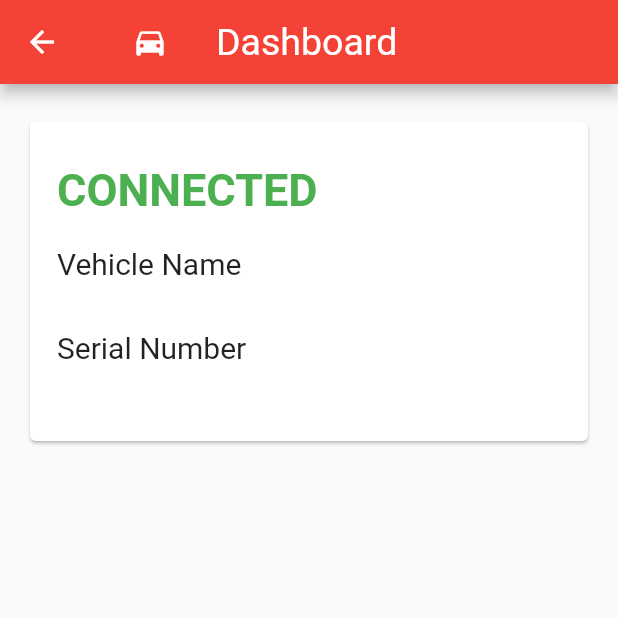
After one commit to andreaderuvo/datadrive-app, a Flutter app: the OBDPage screen opened directly, after a tap on "CONNECT", on a phone screen of 412 x 824 dp, the top half of it. The commit adds this screen. Run offline on Flutter 3.47's test engine with Material 2 defaults, Android fonts, the phone set to English and light mode, and no system bars; our stand-ins replace connectivity, dio, shared_preferences; missing offline and left inert: ansicolor, flutter_mdns_plugin; accounts and stored records are empty.

Commit message:
first commit

```diff
--- /dev/null
+++ b/lib/obd_rest_service.dart
@@ -0,0 +1,37 @@
+import 'dart:async';
+import 'dart:io';
+
+import 'package:dio/dio.dart';
+import 'package:obd/utils/rest_utils.dart';
+import 'package:shared_preferences/shared_preferences.dart';
+
+class OBDRestService {
+  static OBDRestService _instance;
+
+  factory OBDRestService(context) => _instance ?? OBDRestService.internal();
+
+  OBDRestService.internal();
+
+  static const BASE_URL = "http://192.168.1.1/";
+
+  static const URL_CONFIGURATION = "api/configuration";
+
+  Future<dynamic> configuration(String hostname, String publicKey) async {
+
+    String baseUrl = 'http://$hostname/';
+    Dio dio = await RestUtils.dioClient(withResponseInterceptor: false);
+    try {
+      dio.options.baseUrl = baseUrl;
+      dio.options.contentType =
+          ContentType.parse("application/json").toString();
+      dio.options.responseType = ResponseType.json;
+      Response response =
+          await dio.post(URL_CONFIGURATION, data: {"publicKey": publicKey});
+      dynamic data = response.data;
+      return data;
+    } on DioError catch (e) {
+      print(e);
+      return null;
+    }
+  }
+}
--- a/lib/pages/blank_page.dart
+++ b/lib/pages/blank_page.dart
@@ -25,7 +25,7 @@ class _BlankPageState extends State<BlankPage> {
           title: Text(
             widget.title,
             textAlign: TextAlign.start,
-            style: TextStyle(color: Colors.black, fontSize: 25),
+            style: TextStyle(color: Colors.white, fontSize: 25),
           ),
         ),
       ),
--- /dev/null
+++ b/lib/pages/obd_page.dart
@@ -0,0 +1,233 @@
+import 'dart:async';
+
+import 'package:flutter/material.dart';
+import 'package:flutter_mdns_plugin/flutter_mdns_plugin.dart';
+import 'package:obd/commons_widgets.dart';
+import 'package:obd/obd_rest_service.dart';
+import 'package:shared_preferences/shared_preferences.dart';
+
+class OBDPage extends StatefulWidget {
+  OBDPage({Key key, this.title, this.icon}) : super(key: key);
+  final String title;
+  final Icon icon;
+
+  @override
+  _OBDPageState createState() => _OBDPageState();
+}
+
+class _OBDPageState extends State<OBDPage> {
+  FlutterMdnsPlugin _mdnsPlugin;
+  List<String> messageLog = <String>[];
+  DiscoveryCallbacks discoveryCallbacks;
+
+  bool _connected = false;
+
+  TextEditingController _vehicleController = new TextEditingController();
+  TextEditingController _serialController = new TextEditingController();
+
+  @override
+  void initState() {
+    super.initState();
+    testMDNS();
+  }
+
+  Future<void> testMDNS() async {
+    discoveryCallbacks = new DiscoveryCallbacks(
+      onDiscovered: (ServiceInfo info) {
+//        print("Discovered ${info.toString()}");
+      },
+      onDiscoveryStarted: () {
+//        print("Discovery started");
+      },
+      onDiscoveryStopped: () {
+//        print("Discovery stopped");
+      },
+      onResolved: (ServiceInfo info) {
+        if (info.name == 'datadrive') {
+          _mdnsPlugin.stopDiscovery();
+          testOBD(info.hostName);
+        }
+        setState(() {
+//          messageLog.insert(0, "DISCOVERY: Resolved ${info.toString()}");
+        });
+      },
+    );
+    startMdnsDiscovery("_http._tcp");
+  }
+
+  Future<void> testOBD(String hostName) async {
+    final SharedPreferences prefs = await SharedPreferences.getInstance();
+    String publicKey = prefs.getString('publicKey');
+    OBDRestService.internal().configuration(hostName, publicKey);
+  }
+
+  startMdnsDiscovery(String serviceType) {
+    _mdnsPlugin = new FlutterMdnsPlugin(discoveryCallbacks: discoveryCallbacks);
+    // cannot directly start discovery, have to wait for ios to be ready first...
+    Timer(Duration(seconds: 3), () => _mdnsPlugin.startDiscovery(serviceType));
+  }
+
+  void reassemble() {
+    super.reassemble();
+    if (null != _mdnsPlugin) {
+      _mdnsPlugin.restartDiscovery();
+    }
+  }
+
+  @override
+  Widget build(BuildContext context) {
+    return Scaffold(
+      resizeToAvoidBottomPadding: true,
+      appBar: AppBar(
+        title: ListTile(
+          leading: this.widget.icon,
+          title: Text(
+            widget.title,
+            textAlign: TextAlign.start,
+            style: TextStyle(fontSize: 25, color: Colors.white),
+          ),
+        ),
+      ),
+//      floatingActionButton: FloatingActionButton(
+//        elevation: 0.0,
+//        child: new Icon(Icons.refresh),
+//      ),
+      body: SingleChildScrollView(
+        child: Center(
+          child: Column(
+            mainAxisSize: MainAxisSize.max,
+            mainAxisAlignment: MainAxisAlignment.center,
+            crossAxisAlignment: CrossAxisAlignment.center,
+            children: <Widget>[
+              Padding(
+                padding: const EdgeInsets.symmetric(
+                    horizontal: 10.0, vertical: 20.0),
+                child: Column(
+                  children: <Widget>[
+                    Center(
+                      child: _connected ? _connectedCard() : _setupCard(),
+                    )
+                  ],
+                ),
+              ),
+            ],
+          ),
+        ),
+      ),
+    );
+  }
+
+  Widget _setupCard() {
+    return SizedBox(
+      width: double.infinity,
+      child: Card(
+        margin: EdgeInsets.symmetric(horizontal: 10, vertical: 5),
+        child: Padding(
+          padding: const EdgeInsets.symmetric(horizontal: 10.0, vertical: 20.0),
+          child: Column(
+            mainAxisSize: MainAxisSize.max,
+            mainAxisAlignment: MainAxisAlignment.start,
+            crossAxisAlignment: CrossAxisAlignment.center,
+            children: <Widget>[
+              Padding(
+                padding: const EdgeInsets.all(8.0),
+                child: Column(
+                  children: <Widget>[
+                    TextField(
+                      controller: _vehicleController,
+                      style: TextStyle(fontSize: 20.0),
+                      enabled: true,
+                      decoration: InputDecoration(
+                          prefixIcon: Icon(Icons.directions_car),
+                          contentPadding:
+                              EdgeInsets.fromLTRB(20.0, 15.0, 20.0, 15.0),
+                          hintText: "Vehicle Name",
+                          border: OutlineInputBorder(
+                              borderRadius: BorderRadius.circular(0.0))),
+                    ),
+                    SizedBox(height: 20),
+                    TextField(
+                      controller: _serialController,
+                      enabled: true,
+                      style: TextStyle(fontSize: 20.0),
+                      decoration: InputDecoration(
+                          prefixIcon: Icon(Icons.lock),
+                          contentPadding:
+                              EdgeInsets.fromLTRB(20.0, 15.0, 20.0, 15.0),
+                          hintText: "Serial Number",
+                          border: OutlineInputBorder(
+                              borderRadius: BorderRadius.circular(0.0))),
+                    ),
+                    SizedBox(height: 30),
+                    MaterialButton(
+                        elevation: 0,
+                        minWidth: double.infinity,
+                        padding: EdgeInsets.all(15),
+                        child: Text(
+                          'CONNECT',
+                          style: TextStyle(fontSize: 18, color: Colors.white),
+                        ),
+                        color: Colors.red[500],
+                        onPressed: () async {
+                          setState(() {
+                            _connected = true;
+                          });
+                        })
+                  ],
+                ),
+              ),
+            ],
+          ),
+        ),
+      ),
+    );
+  }
+
+  Widget _connectedCard() {
+    return SizedBox(
+      width: double.infinity,
+      child: Card(
+        margin: EdgeInsets.symmetric(horizontal: 10, vertical: 5),
+        child: Padding(
+          padding: const EdgeInsets.symmetric(horizontal: 10.0, vertical: 20.0),
+          child: Column(
+            mainAxisSize: MainAxisSize.max,
+            mainAxisAlignment: MainAxisAlignment.start,
+            crossAxisAlignment: CrossAxisAlignment.start,
+            children: <Widget>[
+              Padding(
+                padding: const EdgeInsets.all(8.0),
+                child: Column(
+                  mainAxisAlignment: MainAxisAlignment.start,
+                  crossAxisAlignment: CrossAxisAlignment.start,
+                  mainAxisSize: MainAxisSize.max,
+                  children: <Widget>[
+                    Text('CONNECTED',
+                        style: TextStyle(
+                            fontSize: 30.0,
+                            color: Colors.green,
+                            fontWeight: FontWeight.bold)),
+                    SizedBox(
+                      height: 20,
+                    ),
+                    Text('Vehicle Name', style: TextStyle(fontSize: 20.0)),
+                    Text('${_vehicleController.text}',
+                        style: TextStyle(
+                            fontSize: 20.0, fontWeight: FontWeight.bold)),
+                    SizedBox(
+                      height: 10,
+                    ),
+                    Text('Serial Number', style: TextStyle(fontSize: 20.0)),
+                    Text('${_serialController.text}',
+                        style: TextStyle(
+                            fontSize: 20.0, fontWeight: FontWeight.bold)),
+                  ],
+                ),
+              ),
+            ],
+          ),
+        ),
+      ),
+    );
+  }
+}
--- a/pubspec.yaml
+++ b/pubspec.yaml
@@ -32,6 +32,9 @@ dependencies:
   connectivity: 0.4.3+7
   package_info: 0.4.0+6
 
+  flutter_mdns_plugin: ^0.0.2
+  intl: ^0.16.1
+
 dev_dependencies:
   flutter_test:
     sdk: flutter
@@ -54,6 +57,7 @@ flutter:
   # To add assets to your application, add an assets section, like this:
   assets:
     - images/obd_logo.jpeg
+    - images/obd_logo2.jpeg
 
   # An image asset can refer to one or more resolution-specific "variants", see
   # https://flutter.dev/assets-and-images/#resolution-aware.
```
Also changed, not shown: lib/pages/home.dart (+11 -3 lines), lib/pages/login_page.dart (+4 -4 lines), lib/pages/transactions_page.dart (+62 -14 lines), lib/utils/register_page.dart (+43 -10 lines), images/obd_logo2.jpeg (added), pubspec.lock, 1 other file.
